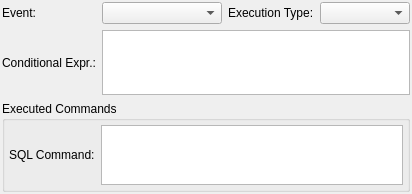
Before: the Qt Designer form libpgmodeler_ui/ui/rulewidget.ui in pgmodeler/pgmodeler, drawn with Qt 5.
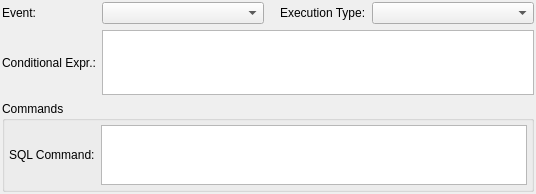
After: the same form once the commit is applied.

```diff
--- a/libpgmodeler_ui/ui/rulewidget.ui
+++ b/libpgmodeler_ui/ui/rulewidget.ui
@@ -6,7 +6,7 @@
    <rect>
     <x>0</x>
     <y>0</y>
-    <width>412</width>
+    <width>536</width>
     <height>194</height>
    </rect>
   </property>
@@ -104,12 +104,15 @@
        <property name="text">
         <string>Execution Type:</string>
        </property>
+       <property name="indent">
+        <number>10</number>
+       </property>
       </widget>
      </item>
      <item>
       <widget class="QComboBox" name="exec_type_cmb">
        <property name="sizePolicy">
-        <sizepolicy hsizetype="Preferred" vsizetype="Fixed">
+        <sizepolicy hsizetype="Expanding" vsizetype="Fixed">
          <horstretch>0</horstretch>
          <verstretch>0</verstretch>
         </sizepolicy>
@@ -201,7 +204,7 @@
    <item row="2" column="0" colspan="2">
     <widget class="QGroupBox" name="commands_gb">
      <property name="title">
-      <string>Executed Commands</string>
+      <string>Commands</string>
      </property>
      <layout class="QGridLayout" name="gridLayout">
       <property name="leftMargin">
```
